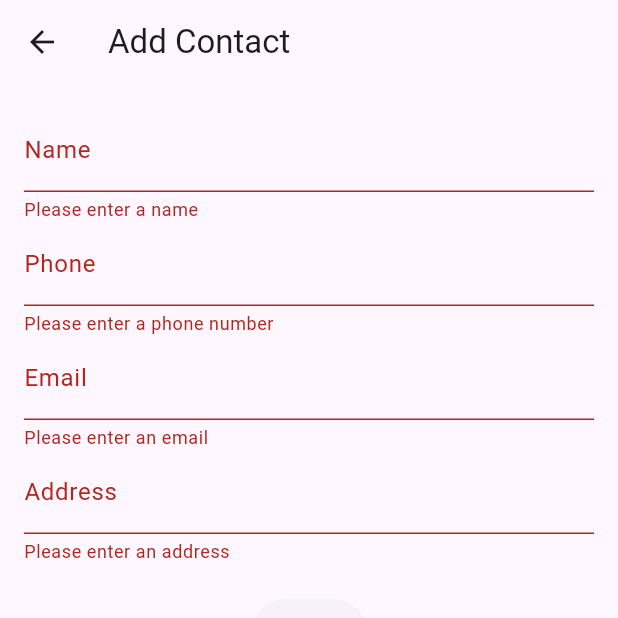
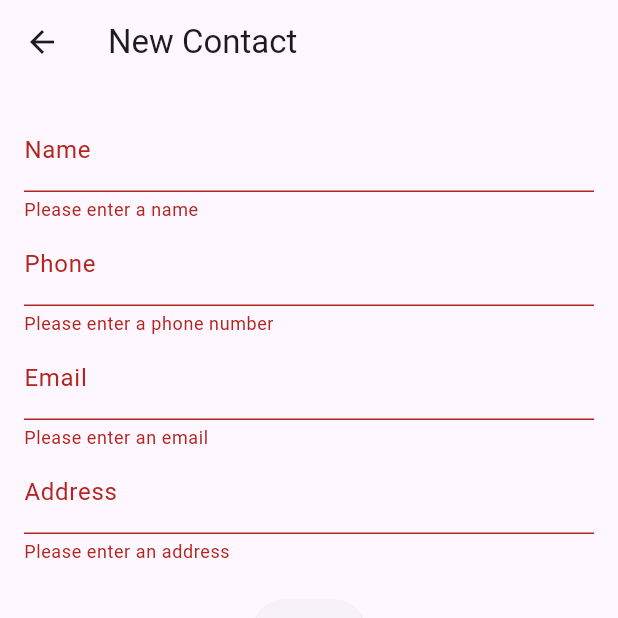
Before and after one commit to iksena/contacts_flutter_firestore, a Flutter app: the EditContactPage screen opened by its route, after a tap on "Add", on a phone screen of 412 x 824 dp, the top half of it. Run offline on Flutter 3.47's test engine with Material 3 defaults, Android fonts, the phone set to English and light mode, and no system bars; our stand-ins replace cloud_firestore, firebase_core, flutter_dotenv, get; accounts and stored records are empty; generated files the repository leaves out were written again.

```diff
--- a/lib/src/screens/contact_edit_page.dart
+++ b/lib/src/screens/contact_edit_page.dart
@@ -4,6 +4,8 @@ import 'package:flutter_contacts/src/models/contact.dart';
 import 'package:get/get.dart';
 
 class EditContactPage extends StatefulWidget {
+  const EditContactPage({super.key});
+
   @override
   _EditContactPageState createState() => _EditContactPageState();
 }
@@ -26,13 +28,82 @@ class _EditContactPageState extends State<EditContactPage> {
     _address = contact?.address ?? '';
   }
 
+  String? nameValidator(value) {
+    if (value == null || value.isEmpty) {
+      return 'Please enter a name';
+    }
+    if (value.length <= 3 || value.length > 100) {
+      return 'Name should be more than 3 chars and under 100 chars';
+    }
+    return null;
+  }
+
+  String? emailValidator(value) {
+    if (value == null || value.isEmpty) {
+      return 'Please enter an email';
+    }
+
+    final emailRegex =
+        RegExp(r'^[a-zA-Z0-9._%+-]+@[a-zA-Z0-9.-]+\.[a-zA-Z]{2,}$');
+    if (!emailRegex.hasMatch(value) || value.length > 300) {
+      return 'Please enter a valid email';
+    }
+
+    return null;
+  }
+
+  String? phoneValidator(value) {
+    if (value == null || value.isEmpty) {
+      return 'Please enter a phone number';
+    }
+
+    final phoneRegex = RegExp(r'^\+?[0-9]{7,15}$');
+    if (!phoneRegex.hasMatch(value)) {
+      return 'Please enter a valid phone number';
+    }
+
+    return null;
+  }
+
+  String? addressValidator(value) {
+    if (value == null || value.isEmpty) {
+      return 'Please enter an address';
+    }
+    if (value.length <= 3 || value.length > 500) {
+      return 'Address should be more than 3 chars and under 500 chars';
+    }
+    return null;
+  }
+
+  void Function() onPressedSubmit(contactsController) {
+    return () {
+      if (_formKey.currentState!.validate()) {
+        _formKey.currentState!.save();
+        final savedContact = Contact(
+            id: contact?.id ?? DateTime.now().toString(),
+            name: _name,
+            phone: _phone,
+            email: _email,
+            address: _address);
+
+        if (contact == null) {
+          contactsController.addContact(savedContact);
+        } else {
+          contactsController.updateContact(savedContact);
+        }
+
+        Get.back();
+      }
+    };
+  }
+
   @override
   Widget build(BuildContext context) {
     final contactsController = Get.find<ContactsController>();
 
     return Scaffold(
       appBar: AppBar(
-        title: Text(contact == null ? 'Add Contact' : 'Edit Contact'),
+        title: Text(contact == null ? 'New Contact' : 'Edit Contact'),
       ),
       body: Padding(
         padding: const EdgeInsets.all(16.0),
@@ -43,70 +114,31 @@ class _EditContactPageState extends State<EditContactPage> {
               TextFormField(
                 initialValue: _name,
                 decoration: const InputDecoration(labelText: 'Name'),
-                validator: (value) {
-                  if (value == null || value.isEmpty) {
-                    return 'Please enter a name';
-                  }
-                  return null;
-                },
+                validator: nameValidator,
                 onSaved: (value) => _name = value!,
               ),
               TextFormField(
                 initialValue: _phone,
                 decoration: const InputDecoration(labelText: 'Phone'),
-                validator: (value) {
-                  if (value == null || value.isEmpty) {
-                    return 'Please enter a phone number';
-                  }
-                  return null;
-                },
+                validator: phoneValidator,
                 onSaved: (value) => _phone = value!,
               ),
               TextFormField(
                 initialValue: _email,
                 decoration: const InputDecoration(labelText: 'Email'),
-                validator: (value) {
-                  if (value == null || value.isEmpty) {
-                    return 'Please enter an email';
-                  }
-                  return null;
-                },
+                validator: emailValidator,
                 onSaved: (value) => _email = value!,
               ),
               TextFormField(
                 initialValue: _address,
                 decoration: const InputDecoration(labelText: 'Address'),
-                validator: (value) {
-                  if (value == null || value.isEmpty) {
-                    return 'Please enter an address';
-                  }
-                  return null;
-                },
+                validator: addressValidator,
                 onSaved: (value) => _address = value!,
               ),
               const SizedBox(height: 20),
               ElevatedButton(
+                onPressed: onPressedSubmit(contactsController),
                 child: Text(contact == null ? 'Add' : 'Update'),
-                onPressed: () {
-                  if (_formKey.currentState!.validate()) {
-                    _formKey.currentState!.save();
-                    final savedContact = Contact(
-                      id: contact?.id ?? DateTime.now().toString(),
-                      name: _name,
-                      phone: _phone,
-                      email: _email,
-                      address: _address
-                    );
-
-                    if (contact == null) {
-                      contactsController.addContact(savedContact);
-                    } else {
-                      contactsController.updateContact(savedContact);
-                    }
-
-                    Get.back();
-                  }
-                },
               ),
             ],
           ),
```
Also changed, not shown: lib/firebase_options.dart, 1 other file.
